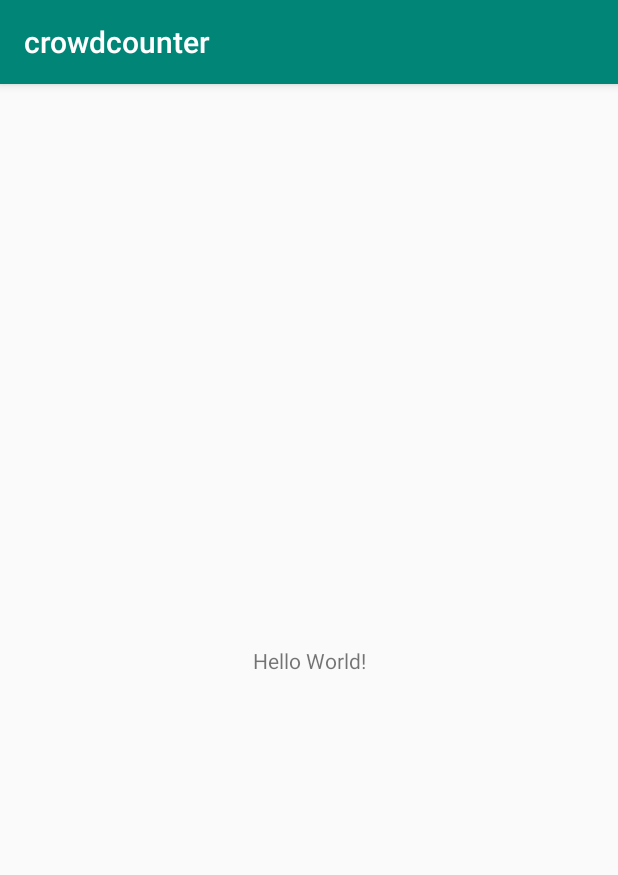
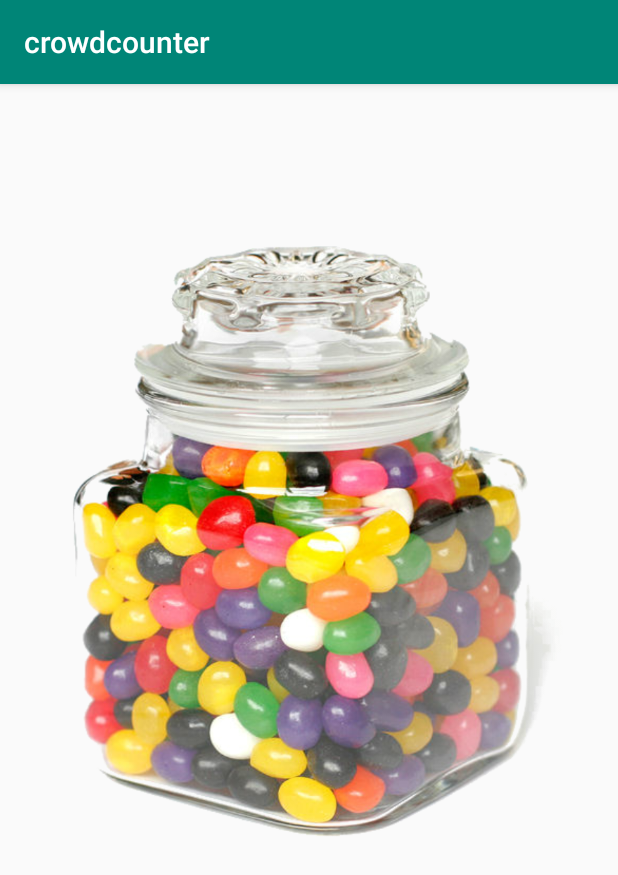
Before and after one commit to robertianburton/cs441-6, an Android app: the screen it shows after launch (MainActivity), on a phone screen of 412 x 824 dp. Shown: the top 875 px of the screen. Run offline under Robolectric (Android 15) with nearby library versions, the phone set to English and light mode, and no system bars.

Commit message:
added images to improve themeing

```diff
--- a/app/src/main/res/layout/activity_main.xml
+++ b/app/src/main/res/layout/activity_main.xml
@@ -15,4 +15,16 @@
         app:layout_constraintRight_toRightOf="parent"
         app:layout_constraintTop_toTopOf="parent" />
 
+    <ImageView
+        android:id="@+id/imageView"
+        android:layout_width="422dp"
+        android:layout_height="559dp"
+        android:layout_marginBottom="8dp"
+        app:layout_constraintBottom_toBottomOf="parent"
+        app:layout_constraintEnd_toEndOf="parent"
+        app:layout_constraintStart_toStartOf="parent"
+        app:layout_constraintTop_toTopOf="parent"
+        app:layout_constraintVertical_bias="0.115"
+        app:srcCompat="@drawable/JellyBeanJar" />
+
 </android.support.constraint.ConstraintLayout>
```
Also changed, not shown: app/src/main/res/drawable/JellyBeanJar.png (added).
